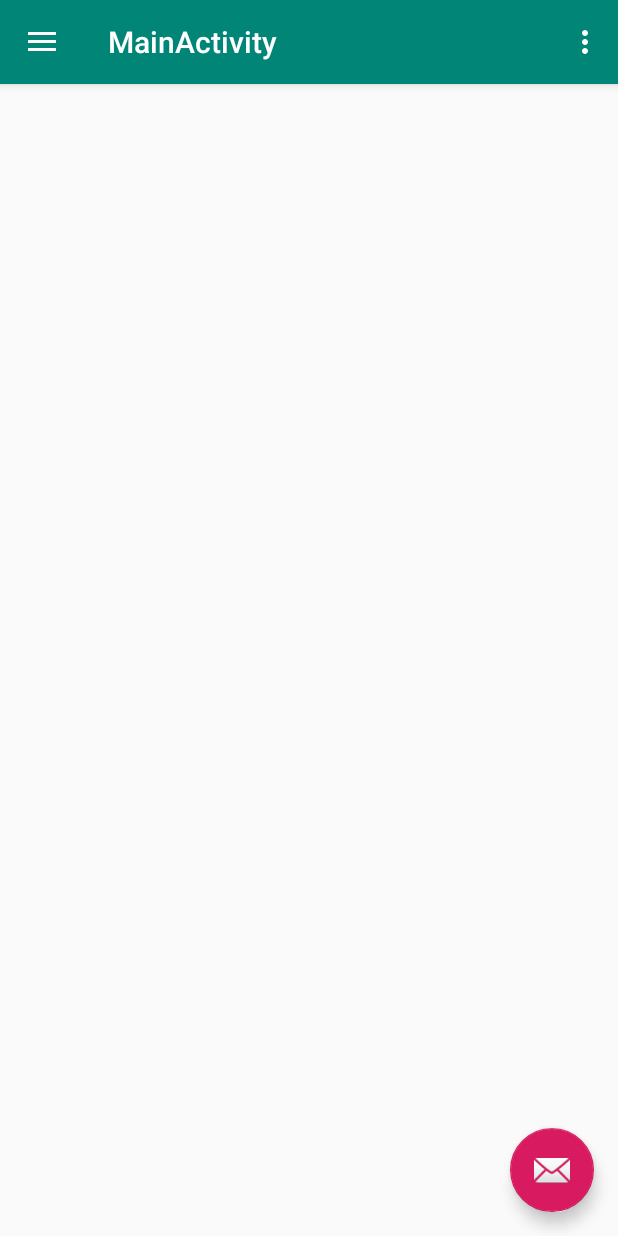
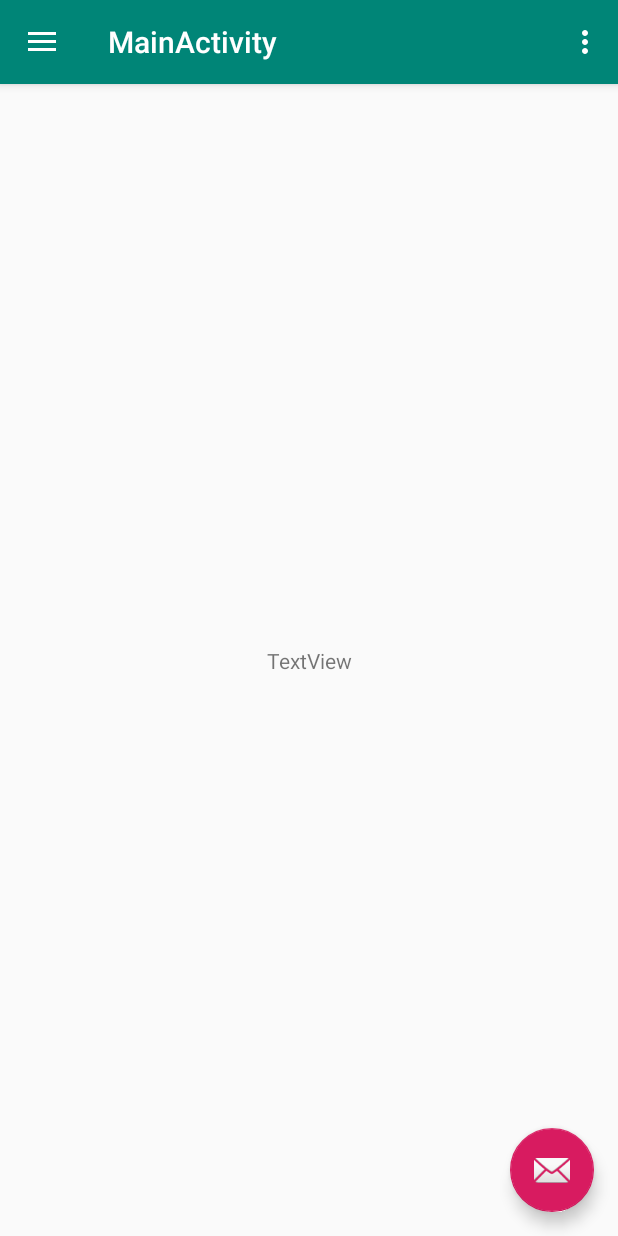
Before and after one commit to vitomedved/conf-app, an Android app: the screen it shows after launch (MainActivity), on a phone screen of 412 x 824 dp. Run offline under Robolectric (Android 15) with nearby library versions, the phone set to English and light mode, and no system bars; libraries missing offline, so code that uses them is left out: com.firebase.client; 2 statements that could not run were skipped.

Commit message:
Add firebase connection

```diff
--- a/app/src/main/AndroidManifest.xml
+++ b/app/src/main/AndroidManifest.xml
@@ -2,7 +2,10 @@
 <manifest xmlns:android="http://schemas.android.com/apk/res/android"
           package="com.example.confapp">
 
+    <uses-permission android:name="android.permission.INTERNET" />
+
     <application
+            android:name=".Database"
             android:allowBackup="true"
             android:icon="@mipmap/ic_launcher"
             android:label="@string/app_name"
--- a/app/src/main/java/com/example/confapp/MainActivity.kt
+++ b/app/src/main/java/com/example/confapp/MainActivity.kt
@@ -12,15 +12,39 @@ import android.support.v7.app.AppCompatActivity
 import android.support.v7.widget.Toolbar
 import android.view.Menu
 import android.view.MenuItem
+import android.widget.TextView
+import com.firebase.client.DataSnapshot
+import com.firebase.client.Firebase
+import com.firebase.client.FirebaseError
+import com.firebase.client.ValueEventListener
 
 class MainActivity : AppCompatActivity(), NavigationView.OnNavigationItemSelectedListener {
 
+    lateinit var firebaseDummy: TextView
+    lateinit var firebaseRef: Firebase
+
+
     override fun onCreate(savedInstanceState: Bundle?) {
+
+        firebaseDummy = findViewById(R.id.firebaseDummy)
+
+        firebaseRef = Firebase("https://conf-app-14914.firebaseio.com/Data")
+
+        firebaseRef.addValueEventListener(object: ValueEventListener {
+            override fun onCancelled(p0: FirebaseError?) {
+                TODO("not implemented") //To change body of created functions use File | Settings | File Templates.
+            }
+
+            override fun onDataChange(p0: DataSnapshot?) {
+                val temp: String = p0!!.getValue(String::class.java)
+                firebaseDummy.setText(temp)
+            }
+        })
+
         super.onCreate(savedInstanceState)
         setContentView(R.layout.activity_main)
         val toolbar = findViewById<View>(R.id.toolbar) as Toolbar
         setSupportActionBar(toolbar)
-
         val fab = findViewById<View>(R.id.fab) as FloatingActionButton
         fab.setOnClickListener { view ->
             Snackbar.make(view, "Replace with your own action", Snackbar.LENGTH_LONG)
--- a/app/src/main/res/layout/content_main.xml
+++ b/app/src/main/res/layout/content_main.xml
@@ -9,4 +9,12 @@
         tools:showIn="@layout/app_bar_main"
         tools:context=".MainActivity">
 
+    <TextView
+            android:text="TextView"
+            android:layout_width="wrap_content"
+            android:layout_height="wrap_content"
+            android:id="@+id/firebaseDummy" app:layout_constraintEnd_toEndOf="parent" android:layout_marginEnd="8dp"
+            app:layout_constraintStart_toStartOf="parent" android:layout_marginStart="8dp"
+            android:layout_marginTop="8dp" app:layout_constraintTop_toTopOf="parent" android:layout_marginBottom="8dp"
+            app:layout_constraintBottom_toBottomOf="parent"/>
 </android.support.constraint.ConstraintLayout>
--- a/build.gradle
+++ b/build.gradle
@@ -10,6 +10,8 @@ buildscript {
     dependencies {
         classpath 'com.android.tools.build:gradle:3.3.2'
         classpath "org.jetbrains.kotlin:kotlin-gradle-plugin:$kotlin_version"
+        //classpath 'com.google.gms:google-services:4.1.0'
+        classpath 'com.google.gms:google-services:4.0.1'
         // NOTE: Do not place your application dependencies here; they belong
         // in the individual module build.gradle files
     }
```
Also changed, not shown: app/build.gradle (+14 -0 lines), 2 other files.
